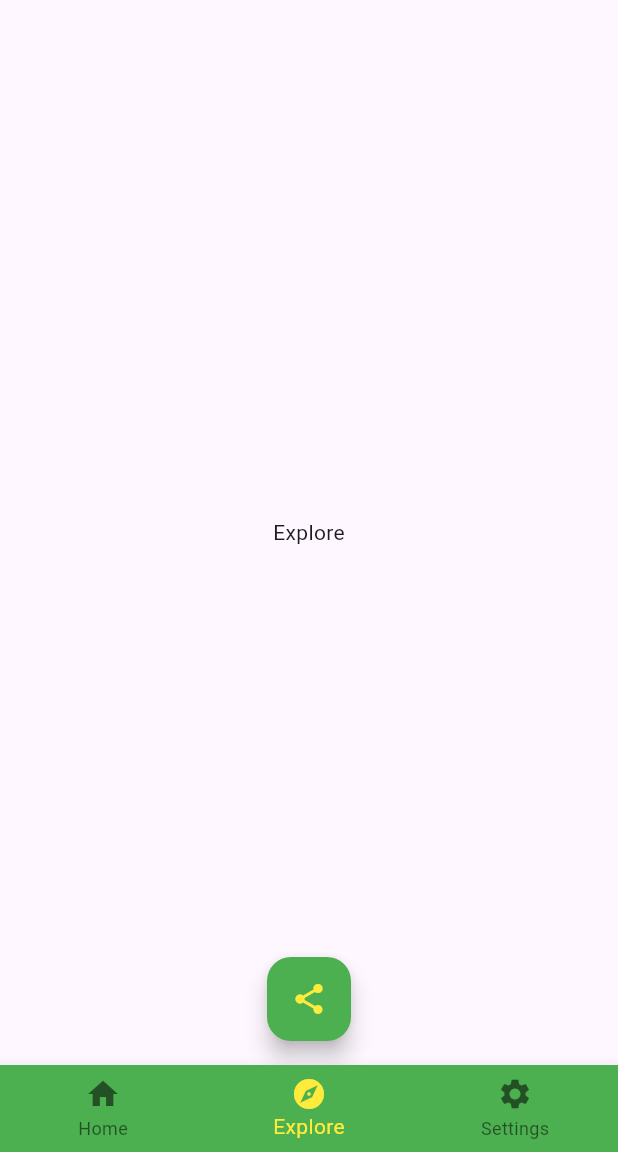
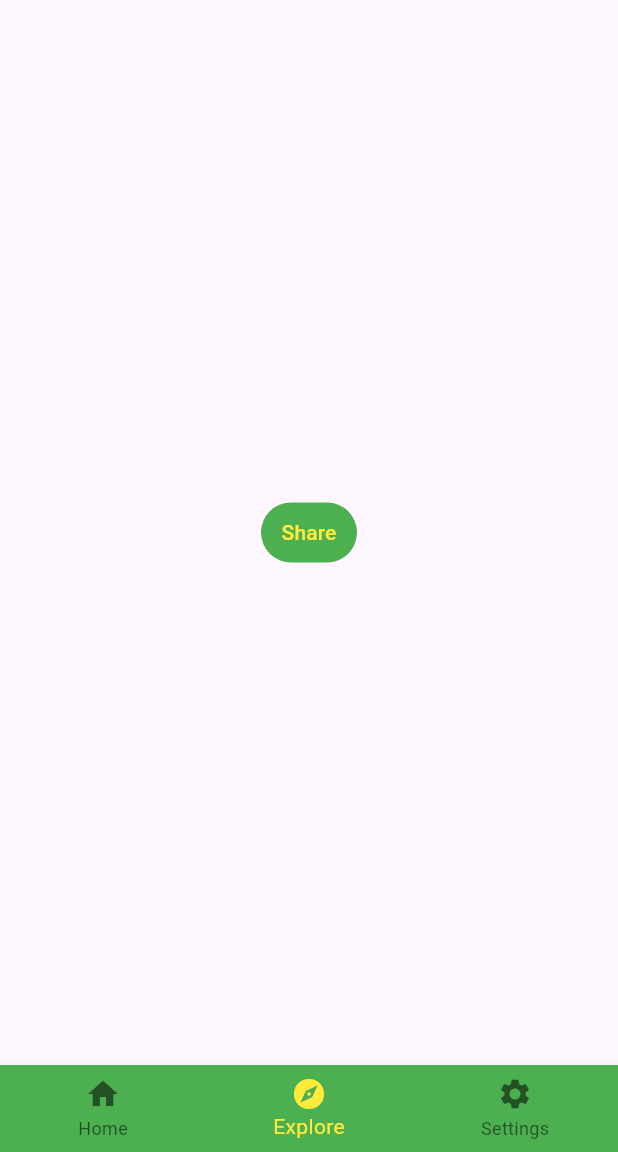
Before and after one commit to Neeraj1213/SnackChat, a Flutter app: the screen it shows after launch, on a phone screen of 412 x 824 dp, the part 84-1236 px from its top. Run offline on Flutter 3.47's test engine with Material 3 defaults, Android fonts, the phone set to English and light mode, and no system bars; our stand-ins replace share_plus.

Commit message:
Replaced FloatingActionButton with TextButton on explore page.

```diff
--- a/lib/explore.dart
+++ b/lib/explore.dart
@@ -13,8 +13,8 @@ class _ExplorePageState extends State<ExplorePage> {
     @override
     Widget build(BuildContext context) {
         return Scaffold(
-            body: const Center( child: Text( "Explore") ),
-            floatingActionButton: FloatingActionButton(
+            body: Center(
+                child: TextButton(
                     onPressed: () async {
                         final result = await Share.share( "I love USF GDSC!" );
                         if( context.mounted && result.status == ShareResultStatus.success ) {
@@ -30,9 +30,9 @@ class _ExplorePageState extends State<ExplorePage> {
                             );
                         }
                     },
-                child: const Icon( Icons.share )
-            ),
-            floatingActionButtonLocation: FloatingActionButtonLocation.centerFloat
+                    child: const Text( "Share" )
+                )
+            )
         );
     }
 }
--- a/lib/main.dart
+++ b/lib/main.dart
@@ -71,6 +71,16 @@ class _MainAppState extends State<MainApp> {
                 floatingActionButtonTheme: const FloatingActionButtonThemeData(
                     backgroundColor: Colors.green,
                     foregroundColor: Colors.yellow
+                ),
+                snackBarTheme: const SnackBarThemeData(
+                    backgroundColor: Colors.green,
+                    actionTextColor: Colors.yellow
+                ),
+                textButtonTheme: const TextButtonThemeData(
+                    style: ButtonStyle(
+                        backgroundColor: WidgetStatePropertyAll( Colors.green ),
+                        foregroundColor: WidgetStatePropertyAll( Colors.yellow )
+                    )
                 )
             ),
         );
```
Lines whose indentation alone changed are shown as unchanged.
